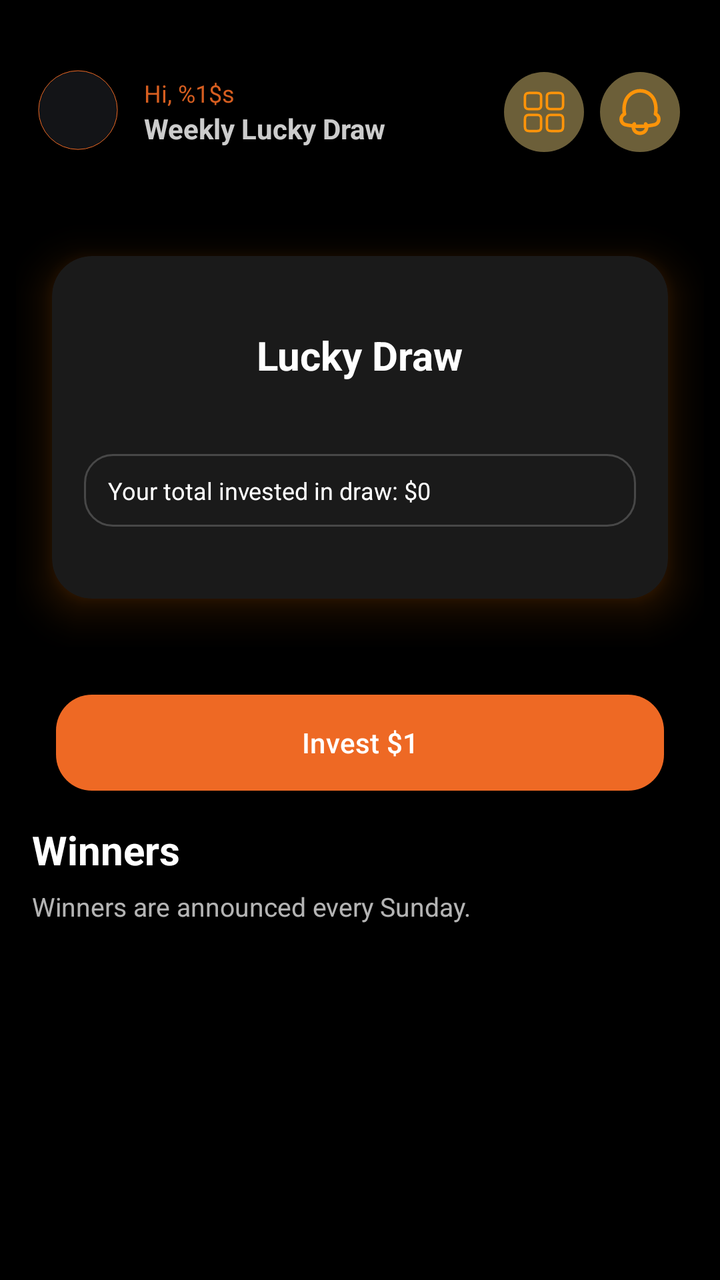
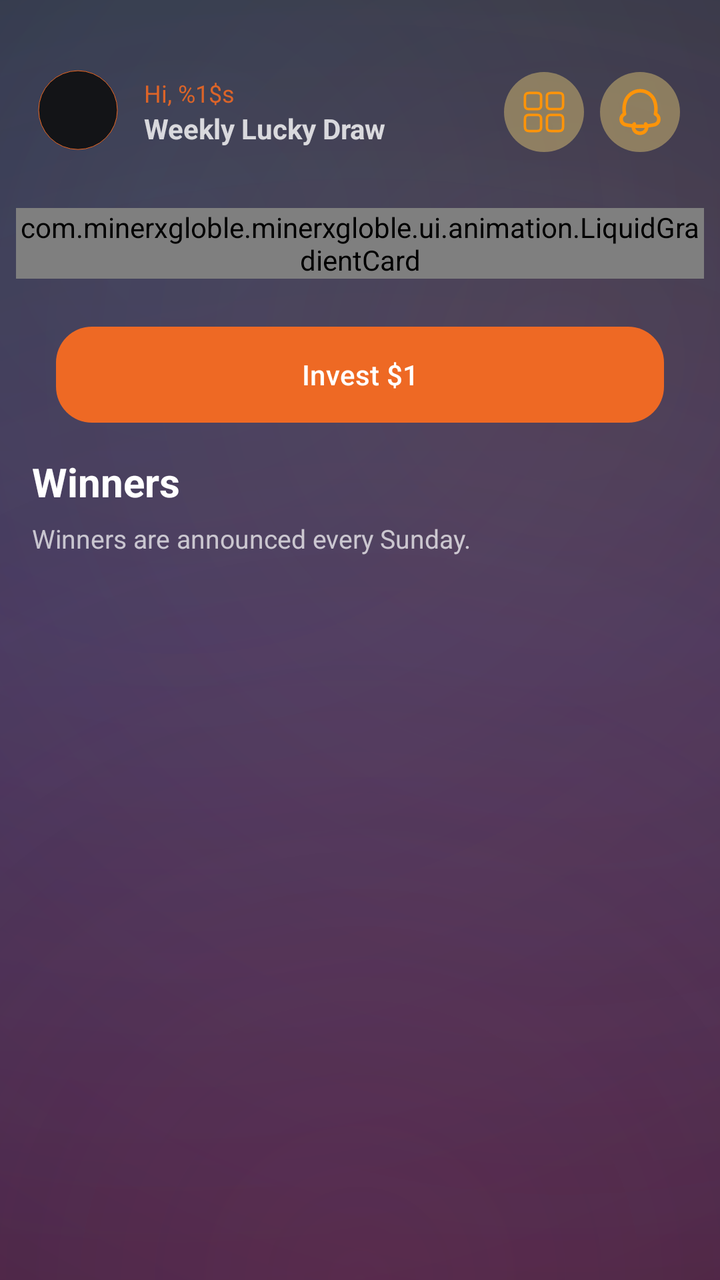

An Android layout rendered at two revisions. The XML below is the earlier revision; the diff shows what the commit changed to produce the second picture.
<!-- AndroidManifest.xml: application theme Theme.Bitbloom -->
<!-- res/layout/fragment_lucky_draw.xml -->
<?xml version="1.0" encoding="utf-8"?>
<androidx.coordinatorlayout.widget.CoordinatorLayout xmlns:android="http://schemas.android.com/apk/res/android"
    xmlns:app="http://schemas.android.com/apk/res-auto"
    xmlns:tools="http://schemas.android.com/tools"
    android:id="@+id/root"
    android:layout_width="match_parent"
    android:layout_height="match_parent"
    android:background="@color/mxg_black">

    
    <androidx.core.widget.NestedScrollView
        android:id="@+id/scrollContainer"
        android:layout_width="match_parent"
        android:layout_height="match_parent"
        android:fillViewport="true"
        android:scrollbars="none">

        
        <androidx.constraintlayout.widget.ConstraintLayout
            android:layout_width="match_parent"
            android:layout_height="wrap_content">

            
            <androidx.constraintlayout.widget.Guideline
                android:id="@+id/gStart"
                android:layout_width="wrap_content"
                android:layout_height="wrap_content"
                android:orientation="vertical"
                app:layout_constraintGuide_begin="8dp" />

            <androidx.constraintlayout.widget.Guideline
                android:id="@+id/gEnd"
                android:layout_width="wrap_content"
                android:layout_height="wrap_content"
                android:orientation="vertical"
                app:layout_constraintGuide_end="8dp" />

            
            <androidx.constraintlayout.widget.ConstraintLayout
                android:id="@+id/topbar"
                android:layout_width="0dp"
                android:layout_height="64dp"
                android:layout_marginTop="@dimen/space_24"
                android:paddingStart="8dp"
                android:paddingEnd="12dp"
                app:layout_constraintEnd_toEndOf="@id/gEnd"
                app:layout_constraintStart_toStartOf="@id/gStart"
                app:layout_constraintTop_toTopOf="parent">

                <ImageView
                    android:id="@+id/avatar"
                    android:layout_width="46dp"
                    android:layout_height="46dp"
                    android:background="@drawable/ic_profile"
                    android:contentDescription="@string/app_name"
                    app:layout_constraintBottom_toBottomOf="parent"
                    app:layout_constraintStart_toStartOf="parent"
                    app:layout_constraintTop_toTopOf="parent" />

                <LinearLayout
                    android:id="@+id/titleWrap"
                    android:layout_width="0dp"
                    android:layout_height="wrap_content"
                    android:layout_marginStart="10dp"
                    android:orientation="vertical"
                    app:layout_constraintBottom_toBottomOf="@id/avatar"
                    app:layout_constraintEnd_toStartOf="@id/actionsRight"
                    app:layout_constraintStart_toEndOf="@id/avatar"
                    app:layout_constraintTop_toTopOf="@id/avatar">

                    <TextView
                        android:id="@+id/hiName"
                        android:layout_width="wrap_content"
                        android:layout_height="wrap_content"
                        android:alpha="0.9"
                        android:text="@string/hi_name"
                        android:textColor="@color/orange"
                        android:textSize="12sp" />

                    <TextView
                        android:id="@+id/welcome"
                        android:layout_width="wrap_content"
                        android:layout_height="wrap_content"
                        android:text="Weekly Lucky Draw"
                        android:textColor="@color/mxg_white_80"
                        android:textSize="14sp"
                        android:textStyle="bold" />
                </LinearLayout>

                <LinearLayout
                    android:id="@+id/actionsRight"
                    android:layout_width="wrap_content"
                    android:layout_height="wrap_content"
                    android:orientation="horizontal"
                    app:layout_constraintBottom_toBottomOf="parent"
                    app:layout_constraintEnd_toEndOf="parent"
                    app:layout_constraintTop_toTopOf="parent">

                    <ImageView
                        android:id="@+id/menu"
                        android:layout_width="40dp"
                        android:layout_height="40dp"
                        android:background="@drawable/ic_window"
                        android:contentDescription="@string/open_menu"
                        android:padding="8dp" />

                    <ImageView
                        android:id="@+id/notification_ic"
                        android:layout_width="40dp"
                        android:layout_height="40dp"
                        android:layout_marginStart="8dp"
                        android:background="@drawable/ic_bell"
                        android:contentDescription="@string/notifications"
                        android:padding="8dp" />
                </LinearLayout>
            </androidx.constraintlayout.widget.ConstraintLayout>

            
            <FrameLayout
                android:id="@+id/headerWrap"
                android:layout_width="0dp"
                android:layout_height="wrap_content"
                android:layout_marginTop="16dp"
                app:layout_constraintEnd_toEndOf="@id/gEnd"
                app:layout_constraintStart_toStartOf="@id/gStart"
                app:layout_constraintTop_toBottomOf="@id/topbar">

                <com.google.android.material.card.MaterialCardView
                    android:id="@+id/headerCard"
                    android:layout_width="match_parent"
                    android:layout_height="wrap_content"
                    android:layout_margin="0dp"
                    android:outlineAmbientShadowColor="#FF7B00"
                    android:outlineSpotShadowColor="#FF7B00"
                    app:cardBackgroundColor="@color/main_card_color"
                    app:cardCornerRadius="20dp"
                    app:cardElevation="12dp"
                    app:cardUseCompatPadding="true"
                    app:strokeColor="@android:color/transparent"
                    app:strokeWidth="0dp">

                    <LinearLayout
                        android:layout_width="match_parent"
                        android:layout_height="wrap_content"
                        android:orientation="vertical"
                        android:paddingHorizontal="16dp"
                        android:paddingVertical="36dp">

                        
                        <TextView
                            android:id="@+id/tvLevel"
                            android:layout_width="wrap_content"
                            android:layout_height="wrap_content"
                            android:layout_gravity="center_horizontal"
                            android:text="Lucky Draw"
                            android:textColor="@color/white"
                            android:textSize="20sp"
                            android:textStyle="bold" />

                        
                        <TextView
                            android:id="@+id/tvMyTotalInvested"
                            android:layout_width="match_parent"
                            android:layout_height="wrap_content"
                            android:layout_marginTop="36dp"
                            android:background="@drawable/bg_referral"
                            android:drawablePadding="8dp"
                            android:ellipsize="end"
                            android:gravity="center_vertical"
                            android:paddingHorizontal="12dp"
                            android:paddingVertical="10dp"
                            android:singleLine="true"
                            android:text="Your total invested in draw: $0"
                            android:textColor="@color/white"
                            android:textSize="12sp"
                            app:drawableTint="#A2EE6924" />
                    </LinearLayout>
                </com.google.android.material.card.MaterialCardView>
            </FrameLayout>

            
            <com.google.android.material.button.MaterialButton
                android:id="@+id/btnInvest"
                android:layout_width="0dp"
                android:layout_height="56dp"
                android:layout_marginTop="12dp"
                android:layout_marginBottom="6dp"
                android:text="@string/invest_1"
                android:textAllCaps="false"
                android:textColor="@color/mxg_white"
                app:backgroundTint="@color/orange"
                app:cornerRadius="18dp"
                app:iconGravity="textStart"
                app:iconPadding="8dp"
                android:layout_margin="20dp"
                app:layout_constraintTop_toBottomOf="@id/headerWrap"
                app:layout_constraintStart_toStartOf="@id/gStart"
                app:layout_constraintEnd_toEndOf="@id/gEnd" />

            
            <androidx.constraintlayout.widget.ConstraintLayout
                android:id="@+id/sectionHeader"
                android:layout_width="0dp"
                android:layout_height="wrap_content"
                android:layout_marginTop="12dp"
                android:paddingStart="8dp"
                android:paddingEnd="12dp"
                app:layout_constraintEnd_toEndOf="@id/gEnd"
                app:layout_constraintStart_toStartOf="@id/gStart"
                app:layout_constraintTop_toBottomOf="@id/btnInvest">

                <TextView
                    android:id="@+id/tvLevels"
                    android:layout_width="0dp"
                    android:layout_height="wrap_content"
                    android:ellipsize="end"
                    android:gravity="center_vertical"
                    android:maxLines="1"
                    android:text="Winners"
                    android:textColor="@color/white"
                    android:textSize="20sp"
                    android:textStyle="bold"
                    app:layout_constraintBottom_toBottomOf="@id/filterAllBtn"
                    app:layout_constraintEnd_toStartOf="@id/filterAllBtn"
                    app:layout_constraintStart_toStartOf="parent"
                    app:layout_constraintTop_toTopOf="parent" />


            </androidx.constraintlayout.widget.ConstraintLayout>

            
            <TextView
                android:id="@+id/infoBanner"
                android:layout_width="0dp"
                android:layout_height="wrap_content"
                android:layout_marginTop="6dp"
                android:paddingStart="8dp"
                android:paddingEnd="12dp"
                android:paddingBottom="4dp"
                android:text="@string/winners_are_announced_every_sunday"
                android:textColor="@color/grey"
                android:textSize="13sp"
                app:layout_constraintEnd_toEndOf="@id/gEnd"
                app:layout_constraintStart_toStartOf="@id/gStart"
                app:layout_constraintTop_toBottomOf="@id/sectionHeader" />

            
            <FrameLayout
                android:id="@+id/winnersListContainer"
                android:layout_width="0dp"
                android:layout_height="0dp"
                app:layout_constraintBottom_toBottomOf="parent"
                app:layout_constraintEnd_toEndOf="@id/gEnd"
                app:layout_constraintStart_toStartOf="@id/gStart"
                app:layout_constraintTop_toBottomOf="@id/infoBanner">

                <androidx.recyclerview.widget.RecyclerView
                    android:id="@+id/rvWinners"
                    android:layout_width="match_parent"
                    android:layout_height="match_parent"
                    android:clipToPadding="false"
                    app:layoutManager="androidx.recyclerview.widget.LinearLayoutManager"
                    tools:listitem="@layout/item_winner" />

                <com.facebook.shimmer.ShimmerFrameLayout
                    android:id="@+id/shimmerWinners"
                    android:layout_width="match_parent"
                    android:layout_height="match_parent"
                    android:paddingStart="16dp"
                    android:paddingTop="8dp"
                    android:paddingEnd="16dp"
                    android:visibility="gone"
                    app:shimmer_auto_start="false"
                    app:shimmer_base_alpha="0.9"
                    app:shimmer_duration="1100"
                    app:shimmer_highlight_alpha="0.6"
                    app:shimmer_intensity="0.35">

                    <LinearLayout
                        android:id="@+id/skeletonWinnerList"
                        android:layout_width="match_parent"
                        android:layout_height="wrap_content"
                        android:divider="@drawable/divider_rank_list_gap"
                        android:orientation="vertical"
                        android:showDividers="middle" />
                </com.facebook.shimmer.ShimmerFrameLayout>
            </FrameLayout>

        </androidx.constraintlayout.widget.ConstraintLayout>
    </androidx.core.widget.NestedScrollView>
</androidx.coordinatorlayout.widget.CoordinatorLayout>
<!-- res/layout/item_winner.xml (included above) -->
<?xml version="1.0" encoding="utf-8"?>
<com.google.android.material.card.MaterialCardView xmlns:android="http://schemas.android.com/apk/res/android"
    xmlns:app="http://schemas.android.com/apk/res-auto"
    android:id="@+id/rootCard"
    android:layout_width="match_parent"
    android:layout_height="wrap_content"
    android:minHeight="84dp"
    android:layout_marginBottom="10dp"
    android:clickable="true"
    android:focusable="true"
    android:foreground="?attr/selectableItemBackground"
    app:cardUseCompatPadding="true"
    app:cardCornerRadius="20dp"
    app:cardBackgroundColor="@color/main_card_color"
    app:cardElevation="10dp"
    app:strokeWidth="0dp">

    <LinearLayout
        android:layout_width="match_parent"
        android:layout_height="wrap_content"
        android:minHeight="84dp"
        android:orientation="horizontal"
        android:gravity="center_vertical"
        android:paddingStart="12dp"
        android:paddingEnd="12dp"
        android:paddingTop="10dp"
        android:paddingBottom="10dp">

        
        <ImageView
            android:id="@+id/ivMedal"
            android:layout_width="40dp"
            android:layout_height="40dp"
            android:contentDescription="@null"
            android:src="@drawable/ic_star"
            app:tint="@color/orange" />

        
        <LinearLayout
            android:layout_width="0dp"
            android:layout_height="wrap_content"
            android:layout_weight="1"
            android:orientation="vertical"
            android:paddingStart="12dp">

            
            <TextView
                android:id="@+id/tvName"
                android:layout_width="match_parent"
                android:layout_height="wrap_content"
                android:text="John Doe"
                android:textSize="16sp"
                android:textStyle="bold"
                android:textColor="@color/mxg_white"
                android:maxLines="1"
                android:ellipsize="end" />

            
            <TextView
                android:id="@+id/tvUserId"
                android:layout_width="match_parent"
                android:layout_height="wrap_content"
                android:layout_marginTop="2dp"
                android:text="ID: MXG123456"
                android:textSize="11sp"
                android:textColor="#99FFFFFF"
                android:maxLines="1"
                android:ellipsize="end"
                android:textIsSelectable="true" />

            
            <TextView
                android:id="@+id/tvWeek"
                android:layout_width="match_parent"
                android:layout_height="wrap_content"
                android:layout_marginTop="2dp"
                android:text="Week: 2025-09-15 → 2025-09-21"
                android:textSize="12sp"
                android:textColor="#B2FFFFFF"
                android:maxLines="1"
                android:ellipsize="end" />
        </LinearLayout>

        
        <LinearLayout
            android:layout_width="wrap_content"
            android:layout_height="match_parent"
            android:gravity="end|center_vertical">

            <TextView
                android:id="@+id/tvPrize"
                android:layout_width="wrap_content"
                android:layout_height="wrap_content"
                android:text="$—"
                android:textSize="16sp"
                android:textStyle="bold"
                android:textColor="@color/mxg_white"
                android:minWidth="56dp"
                android:gravity="end" />
        </LinearLayout>
    </LinearLayout>
</com.google.android.material.card.MaterialCardView>
<!-- resources referenced by this layout -->
<resources>
  <color name="grey">#B4FFFFFF</color>
  <color name="main_card_color">#1A1A1A</color>
  <color name="mxg_black">#000000</color>
  <color name="mxg_white">#FFFFFF</color>
  <color name="mxg_white_80">#CCFFFFFF</color>
  <color name="orange">#EE6924</color>
  <color name="white">#FFFFFFFF</color>
  <dimen name="space_24">24dp</dimen>
  <!-- drawable bg_referral (drawable) -->
  <?xml version="1.0" encoding="utf-8"?>
  <shape xmlns:android="http://schemas.android.com/apk/res/android" android:shape="rectangle">
      <solid android:color="#221A1A1A"/>    
      <corners android:radius="14dp"/>
      <stroke android:width="1dp" android:color="#33FFFFFF"/> 
      <padding android:left="6dp" android:top="4dp" android:right="6dp" android:bottom="4dp"/>
  </shape>
  <!-- drawable divider_rank_list_gap (drawable) -->
  <?xml version="1.0" encoding="utf-8"?>
  <shape xmlns:android="http://schemas.android.com/apk/res/android">
      <size android:height="24dp"/>  
      <solid android:color="@android:color/transparent"/>
  </shape>
  <string name="app_name">Miner X</string>
  <string name="hi_name">Hi, %1$s</string>
  <string name="invest_1">Invest $1</string>
  <string name="notifications">Notifications</string>
  <string name="open_menu">Open navigation menu</string>
  <string name="winners_are_announced_every_sunday">Winners are announced every Sunday.</string>
  <color name="nav_bar_color">#131417</color>
  <style name="Widget.MXG.EditText.WhiteCursor" parent="Widget.AppCompat.EditText">
          <item name="android:textCursorDrawable">@drawable/cursor_white</item>
      </style>
  <!-- drawable cursor_white (drawable) -->
  <?xml version="1.0" encoding="utf-8"?>
  <shape xmlns:android="http://schemas.android.com/apk/res/android">
      <size android:width="2dp"/>
      <solid android:color="@android:color/white"/>
      <corners android:radius="1dp"/>
  </shape>
  <color name="status_bar_color">#EE6924</color>
  <color name="light_status_bar_color">#EE6924</color>
  <!-- unchanged entries left out for length: 7 -->
</resources>

<!-- the commit's change to res/layout/fragment_lucky_draw.xml (unified diff, before → after) -->
@@ -5,7 +5,7 @@
     android:id="@+id/root"
     android:layout_width="match_parent"
     android:layout_height="match_parent"
-    android:background="@color/mxg_black">
+    android:background="@drawable/bg_mxg_deposit_gradient">
 
     
     <androidx.core.widget.NestedScrollView
@@ -125,14 +125,14 @@
                 app:layout_constraintStart_toStartOf="@id/gStart"
                 app:layout_constraintTop_toBottomOf="@id/topbar">
 
-                <com.google.android.material.card.MaterialCardView
+                <com.minerxgloble.minerxgloble.ui.animation.LiquidGradientCard
                     android:id="@+id/headerCard"
                     android:layout_width="match_parent"
                     android:layout_height="wrap_content"
                     android:layout_margin="0dp"
                     android:outlineAmbientShadowColor="#FF7B00"
                     android:outlineSpotShadowColor="#FF7B00"
-                    app:cardBackgroundColor="@color/main_card_color"
+                    app:cardBackgroundColor="@android:color/transparent"
                     app:cardCornerRadius="20dp"
                     app:cardElevation="12dp"
                     app:cardUseCompatPadding="true"
@@ -163,7 +163,7 @@
                             android:layout_width="match_parent"
                             android:layout_height="wrap_content"
                             android:layout_marginTop="36dp"
-                            android:background="@drawable/bg_referral"
+                            android:background="@drawable/bg_referral_home"
                             android:drawablePadding="8dp"
                             android:ellipsize="end"
                             android:gravity="center_vertical"
@@ -175,8 +175,9 @@
                             android:textSize="12sp"
                             app:drawableTint="#A2EE6924" />
                     </LinearLayout>
-                </com.google.android.material.card.MaterialCardView>
+                </com.minerxgloble.minerxgloble.ui.animation.LiquidGradientCard>
             </FrameLayout>
+
 
             
             <com.google.android.material.button.MaterialButton
<!-- resource entries referenced after the edit -->
@@ -8,12 +8,71 @@
   <color name="orange">#EE6924</color>
   <color name="white">#FFFFFFFF</color>
   <dimen name="space_24">24dp</dimen>
-  <!-- drawable bg_referral (drawable) -->
+  <!-- drawable bg_mxg_deposit_gradient (drawable) -->
+  <?xml version="1.0" encoding="utf-8"?>
+  <layer-list xmlns:android="http://schemas.android.com/apk/res/android">
+  
+      
+      <item>
+          <shape android:shape="rectangle">
+              <gradient
+                  android:type="linear"
+                  android:angle="270"
+                  android:startColor="#1C1F3A"
+                  android:centerColor="#2C2150"
+                  android:endColor="#341A38"/>
+          </shape>
+      </item>
+  
+      
+      <item android:gravity="top|start">
+          <shape android:shape="rectangle">
+              <gradient
+                  android:type="radial"
+                  android:centerX="25%"
+                  android:centerY="18%"
+                  android:gradientRadius="700dp"
+                  android:startColor="#2240E6FF"
+                  android:centerColor="#0F40E6FF"
+                  android:endColor="#0040E6FF"/>
+          </shape>
+      </item>
+  
+      
+      <item android:gravity="top|end">
+          <shape android:shape="rectangle">
+              <gradient
+                  android:type="radial"
+                  android:centerX="78%"
+                  android:centerY="28%"
+                  android:gradientRadius="700dp"
+                  android:startColor="#26FF9F43"
+                  android:centerColor="#12FF9F43"
+                  android:endColor="#00FF9F43"/>
+          </shape>
+      </item>
+  
+      
+      <item android:gravity="bottom|center_horizontal">
+          <shape android:shape="rectangle">
+              <gradient
+                  android:type="radial"
+                  android:centerX="50%"
+                  android:centerY="100%"
+                  android:gradientRadius="820dp"
+                  android:startColor="#26E640A1"
+                  android:centerColor="#10E640A1"
+                  android:endColor="#00E640A1"/>
+          </shape>
+      </item>
+  
+  </layer-list>
+  <!-- drawable bg_referral_home (drawable) -->
   <?xml version="1.0" encoding="utf-8"?>
   <shape xmlns:android="http://schemas.android.com/apk/res/android" android:shape="rectangle">
       <solid android:color="#221A1A1A"/>    
       <corners android:radius="14dp"/>
-      <stroke android:width="1dp" android:color="#33FFFFFF"/> 
+      <stroke android:width="1dp" android:color="@color/orange"/> 
       <padding android:left="6dp" android:top="4dp" android:right="6dp" android:bottom="4dp"/>
   </shape>
   <!-- drawable divider_rank_list_gap (drawable) -->
